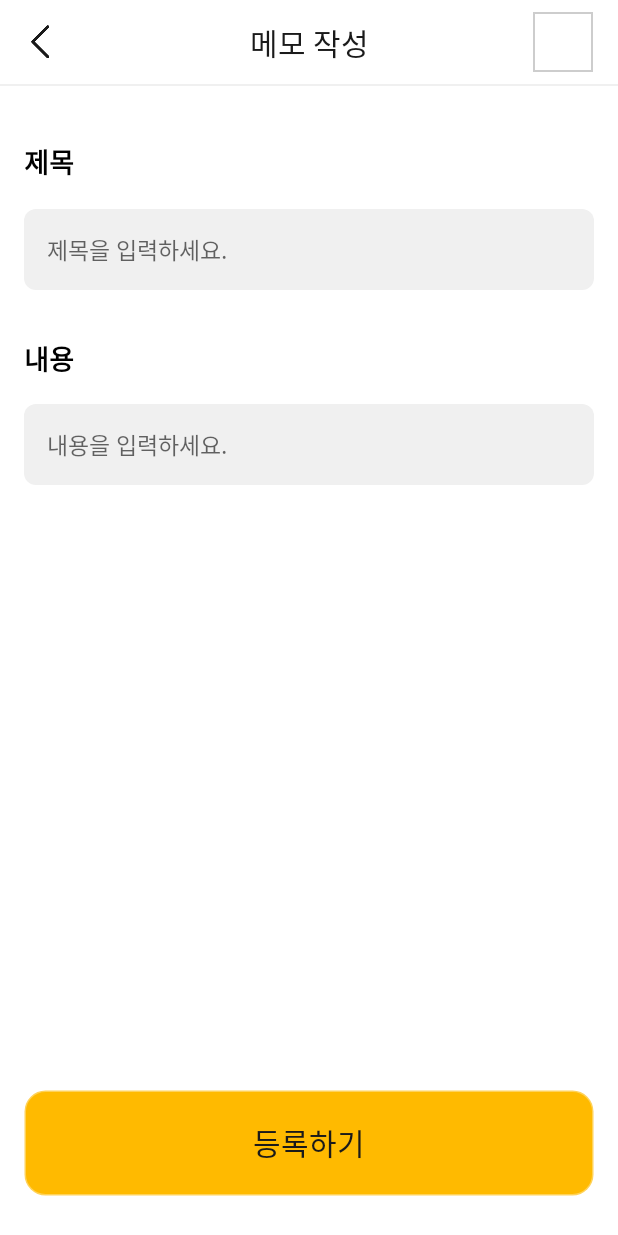
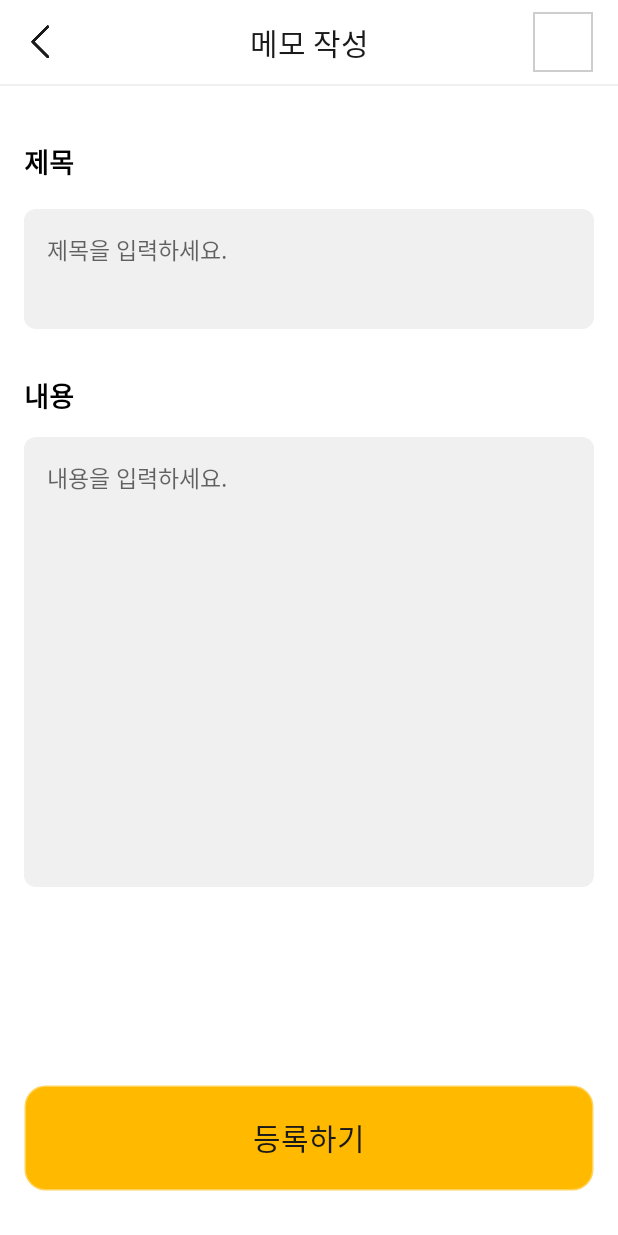
Before and after one commit to mjJang94/Board, an Android app: the AddBoardActivity screen opened directly, with no data from a screen before it, on a phone screen of 412 x 824 dp. Run offline under Robolectric (Android 15) with nearby library versions, the phone set to English and light mode, and no system bars; our stand-ins replace Room's generated code, data binding; libraries missing offline, so code that uses them is left out: petrov.kristiyan.colorpicker.

Commit message:
1. 상세 화면 제작중

```diff
--- a/app/src/main/AndroidManifest.xml
+++ b/app/src/main/AndroidManifest.xml
@@ -10,7 +10,10 @@
         android:roundIcon="@mipmap/ic_launcher_round"
         android:supportsRtl="true"
         android:theme="@style/Theme.Board">
-        <activity android:name=".ui.AddBoardActivity"></activity>
+        <activity android:name=".ui.DetailActivity"></activity>
+        <activity
+            android:name=".ui.AddBoardActivity"
+            android:windowSoftInputMode="adjustPan" />
         <activity android:name=".ui.MainActivity">
             <intent-filter>
                 <action android:name="android.intent.action.MAIN" />
--- a/app/src/main/java/com/mj/board/application/Application.kt
+++ b/app/src/main/java/com/mj/board/application/Application.kt
@@ -2,6 +2,7 @@ package com.mj.board.application
 
 import android.app.Application
 import com.mj.board.viewmodel.AddViewModel
+import com.mj.board.viewmodel.DetailViewModel
 import com.mj.board.viewmodel.MainViewModel
 import org.koin.android.ext.koin.androidApplication
 import org.koin.android.ext.koin.androidContext
@@ -30,4 +31,8 @@ class Application: Application() {
 
         viewModel { AddViewModel(androidApplication())}
     }
+
+    val detailViewModelModule = module {
+        viewModel { DetailViewModel(androidContext()) }
+    }
 }
--- a/app/src/main/res/layout/activity_add_board.xml
+++ b/app/src/main/res/layout/activity_add_board.xml
@@ -25,7 +25,7 @@
 
             <LinearLayout
                 android:layout_width="match_parent"
-                android:layout_height="match_parent"
+                android:layout_height="wrap_content"
                 android:orientation="vertical">
 
                 <androidx.constraintlayout.widget.ConstraintLayout
@@ -116,10 +116,11 @@
                     <LinearLayout
                         android:id="@+id/ll_title"
                         android:layout_width="match_parent"
-                        android:layout_height="wrap_content"
+                        android:layout_height="80dp"
                         android:layout_marginHorizontal="16dp"
                         android:layout_marginVertical="12dp"
                         android:layout_marginTop="10dp"
+                        android:background="@drawable/back_r8_f0f0f0"
                         app:layout_constraintBottom_toBottomOf="parent"
                         app:layout_constraintEnd_toEndOf="parent"
                         app:layout_constraintHorizontal_bias="0.0"
@@ -128,18 +129,27 @@
                         app:layout_constraintVertical_bias="0.01">
 
 
+                        <ScrollView
+                            android:layout_width="match_parent"
+                            android:layout_height="match_parent"
+                            android:fillViewport="true"
+                            android:scrollbars="none">
+
                         <EditText
                             android:id="@+id/et_title"
                             android:layout_width="match_parent"
                             android:layout_height="wrap_content"
+                            android:gravity="top"
                             android:afterTextChanged="@{(text) -> addViewModel.onTitleTextChange(text)}"
-                            android:background="@drawable/back_r8_f0f0f0"
+                            android:background="@null"
                             android:ems="10"
                             android:fontFamily="@font/nanum_square_regular"
                             android:hint="제목을 입력하세요."
                             android:imeOptions="actionDone"
                             android:padding="15dp"
                             android:textSize="15dp" />
+
+                        </ScrollView>
                     </LinearLayout>
 
 
@@ -163,10 +173,12 @@
                     <LinearLayout
                         android:id="@+id/ll_content"
                         android:layout_width="match_parent"
-                        android:layout_height="wrap_content"
+                        android:layout_height="300dp"
+                        android:layout_marginBottom="50dp"
                         android:layout_marginHorizontal="16dp"
                         android:layout_marginVertical="12dp"
                         android:layout_marginTop="10dp"
+                        android:background="@drawable/back_r8_f0f0f0"
                         app:layout_constraintBottom_toBottomOf="parent"
                         app:layout_constraintEnd_toEndOf="parent"
                         app:layout_constraintHorizontal_bias="0.0"
@@ -174,23 +186,31 @@
                         app:layout_constraintTop_toBottomOf="@+id/tv_content"
                         app:layout_constraintVertical_bias="0.01">
 
+                        <ScrollView
+                            android:layout_width="match_parent"
+                            android:layout_height="match_parent"
+                            android:fillViewport="true"
+                            android:scrollbars="none">
+
                             <EditText
                                 android:id="@+id/et_content"
                                 android:layout_width="match_parent"
                                 android:layout_height="wrap_content"
                                 android:afterTextChanged="@{(text) -> addViewModel.onContentTextChange(text)}"
-                            android:background="@drawable/back_r8_f0f0f0"
+                                android:background="@null"
                                 android:ems="10"
                                 android:fontFamily="@font/nanum_square_regular"
+                                android:gravity="top"
                                 android:hint="내용을 입력하세요."
                                 android:imeOptions="actionDone"
                                 android:padding="15dp"
                                 android:textSize="15dp" />
-
+                        </ScrollView>
                     </LinearLayout>
 
 
                     <TextView
+                        android:id="@+id/textView2"
                         android:layout_width="match_parent"
                         android:layout_height="72dp"
                         android:layout_marginHorizontal="15dp"
@@ -204,10 +224,10 @@
                         android:textSize="20dp"
                         app:layout_constraintBottom_toBottomOf="parent"
                         app:layout_constraintEnd_toEndOf="parent"
-                        app:layout_constraintHorizontal_bias="0.517"
+                        app:layout_constraintHorizontal_bias="0.551"
                         app:layout_constraintStart_toStartOf="parent"
                         app:layout_constraintTop_toBottomOf="@+id/ll_content"
-                        app:layout_constraintVertical_bias="0.94" />
+                        app:layout_constraintVertical_bias="0.818" />
 
                 </androidx.constraintlayout.widget.ConstraintLayout>
 
--- a/app/src/main/res/values/themes.xml
+++ b/app/src/main/res/values/themes.xml
@@ -6,8 +6,8 @@
         <item name="colorPrimaryVariant">@color/purple_700</item>
         <item name="colorOnPrimary">@color/white</item>
         <!-- Secondary brand color. -->
-        <item name="colorSecondary">@color/teal_200</item>
-        <item name="colorSecondaryVariant">@color/teal_700</item>
+        <item name="colorSecondary">@color/black</item>
+        <item name="colorSecondaryVariant">@color/black</item>
         <item name="colorOnSecondary">@color/black</item>
         <!-- Status bar color. -->
         <item name="android:statusBarColor" tools:targetApi="l">?attr/colorPrimary</item>
```
Also changed, not shown: app/src/main/java/com/mj/board/ui/DetailActivity.kt (added, +26 -0 lines), app/src/main/java/com/mj/board/ui/MainActivity.kt (+10 -0 lines), app/src/main/java/com/mj/board/viewmodel/DetailViewModel.kt (added, +7 -0 lines), app/src/main/res/layout/activity_detail.xml (added, +181 -0 lines). Lines whose indentation alone changed are shown as unchanged.
